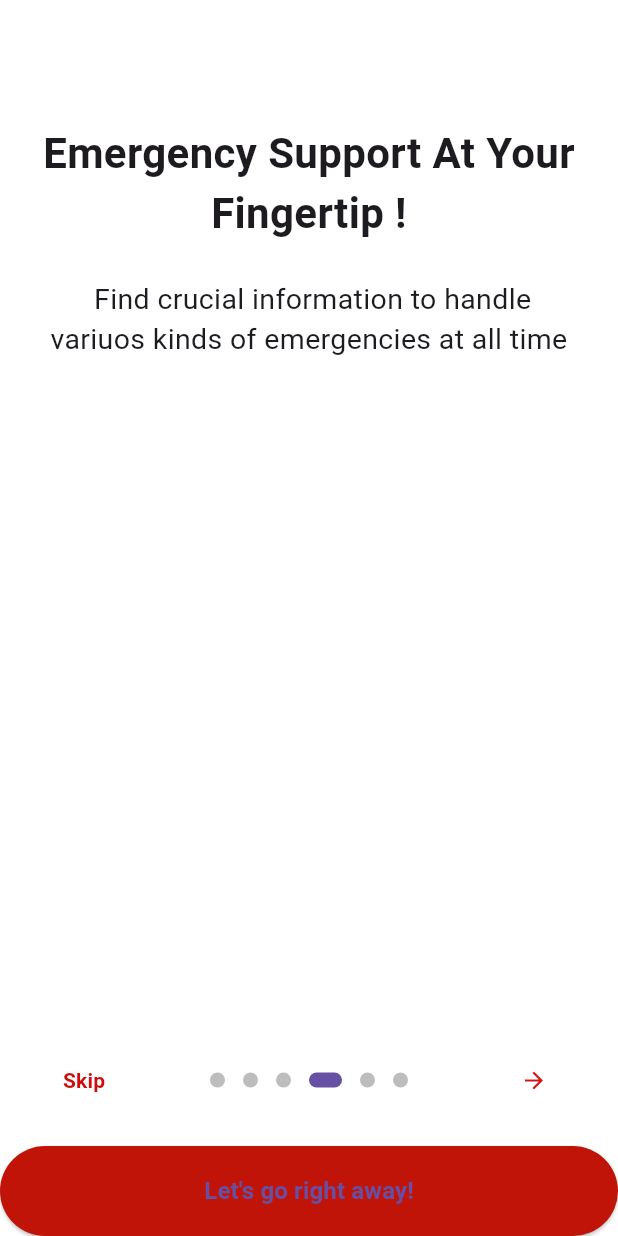
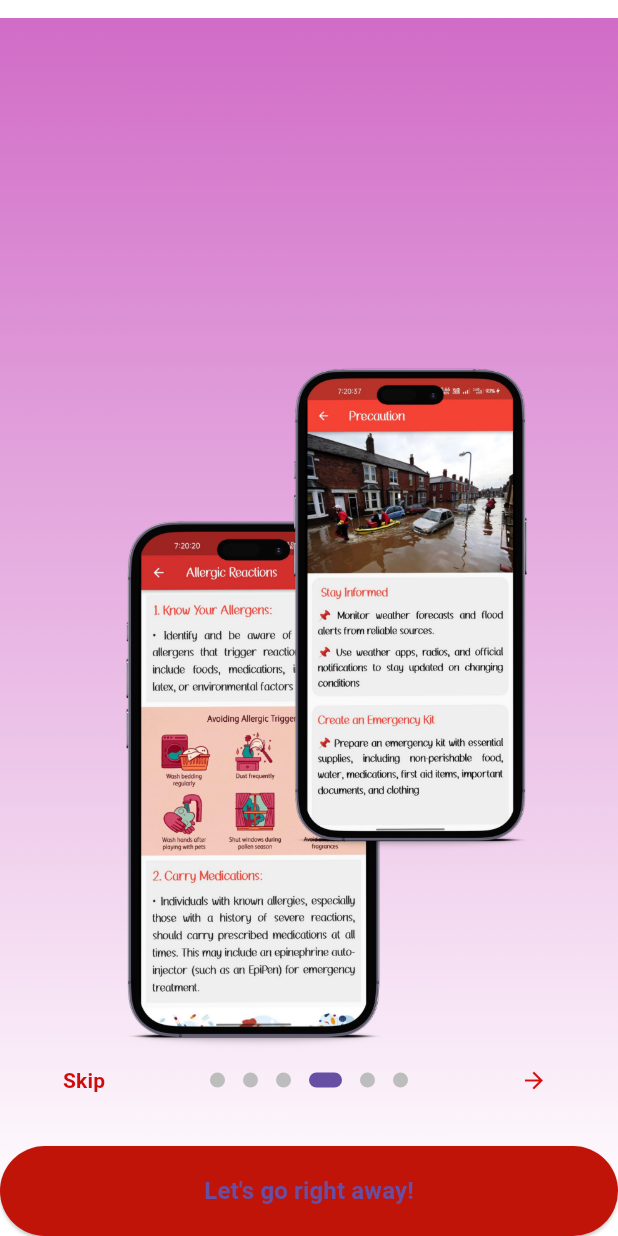
Before and after one commit to HariOp6238/sos, a Flutter app: the IntroScreen widget shown alone on an empty page, opened directly, swiped to page 4, on a phone screen of 412 x 824 dp. Run offline on Flutter 3.47's test engine with Material 3 defaults, Android fonts, the phone set to English and light mode, and no system bars; drawn by our look-alikes of introduction_screen; our stand-ins replace audioplayers, contacts_service, geocoding, geolocator, hive, hive_flutter and 6 more; missing offline and left inert: tab_container; accounts and stored records are empty; project files that could hold a hidden picture were left out.

Commit message:
intro chnage

```diff
--- a/lib/view/introscreen/IntroScreen.dart
+++ b/lib/view/introscreen/IntroScreen.dart
@@ -31,15 +31,15 @@ class IntroScreenState extends State<IntroScreen> {
 
   @override
   Widget build(BuildContext context) {
-    const bodyStyle = TextStyle(fontSize: 19.0);
+    // const bodyStyle = TextStyle(fontSize: 19.0);
 
     const pageDecoration = PageDecoration(
-      titleTextStyle: TextStyle(fontSize: 28.0, fontWeight: FontWeight.w700),
-      bodyTextStyle: bodyStyle,
-      bodyPadding: EdgeInsets.fromLTRB(16.0, 0.0, 16.0, 16.0),
-      pageColor: Colors.white,
-      //imagePadding: EdgeInsets.zero,
-    );
+        // titleTextStyle: TextStyle(fontSize: 28.0, fontWeight: FontWeight.w700),
+        // bodyTextStyle: bodyStyle,
+        // bodyPadding: EdgeInsets.fromLTRB(16.0, 0.0, 16.0, 16.0),
+        // pageColor: Colors.white,
+        //imagePadding: EdgeInsets.zero,
+        );
 
     return IntroductionScreen(
       key: introKey,
@@ -69,9 +69,11 @@ class IntroScreenState extends State<IntroScreen> {
                   height: 800,
                   width: double.infinity,
                   child: Image.asset('assets/c1.png', fit: BoxFit.cover))),
-          title: "Welcome to Rapid Responce!",
-          body:
-              " Your ultimate companion for staying safe and prepared in any situation,Your safety is our priority",
+          title: "",
+          // Welcome to Rapid Responce!
+
+          body: "",
+          //  Your ultimate companion for staying safe and prepared in any situation,Your safety is our priority,
           decoration: pageDecoration.copyWith(
             contentMargin: const EdgeInsets.symmetric(horizontal: 16),
             fullScreen: true,
@@ -91,9 +93,11 @@ class IntroScreenState extends State<IntroScreen> {
                     'assets/c2.png',
                     fit: BoxFit.cover,
                   ))),
-          title: "SOS Button !",
-          body:
-              "There is a SOS button for emergencies.After pressing that butoon an alert call or message will be sent",
+          title: ""
+          // SOS Button !
+          ,
+          body: "",
+          //There is a SOS button for emergencies.After pressing that butoon an alert call or message will be sent,
           decoration: pageDecoration.copyWith(
             contentMargin: const EdgeInsets.symmetric(horizontal: 16),
             fullScreen: true,
@@ -114,9 +118,11 @@ class IntroScreenState extends State<IntroScreen> {
                     'assets/c3.png',
                     fit: BoxFit.cover,
                   ))),
-          title: "Personalized  Emergency Contacts !",
-          body:
-              "There are 2 categories in contact Genaral and Personal. We can add the desired contacts in personal and In general you can see the emergency contacts like Polica,Fire Force,Disaster Management",
+          title: ""
+          // Personalized  Emergency Contacts !
+          ,
+          body: "",
+          //There are 2 categories in contact Genaral and Personal. We can add the desired contacts in personal and In general you can see the emergency contacts like Polica,Fire Force,Disaster Management
           decoration: pageDecoration.copyWith(
             contentMargin: const EdgeInsets.symmetric(horizontal: 16),
             fullScreen: true,
@@ -137,9 +143,12 @@ class IntroScreenState extends State<IntroScreen> {
                     'assets/c4.png',
                     fit: BoxFit.cover,
                   ))),
-          title: "Emergency Support At Your Fingertip !",
-          body:
-              " Find crucial information to handle variuos kinds of emergencies at all time",
+          title: "",
+
+          // Emergency Support At Your Fingertip !
+          body: "",
+
+          // Find crucial information to handle variuos kinds of emergencies at all time
           decoration: pageDecoration.copyWith(
             contentMargin: const EdgeInsets.symmetric(horizontal: 16),
             fullScreen: true,
@@ -160,9 +169,12 @@ class IntroScreenState extends State<IntroScreen> {
                     "assets/c5.png",
                     fit: BoxFit.cover,
                   ))),
-          title: "Real Time News",
-          body:
-              "We bring recent natural disasters news and update special reports to all users",
+          title: "",
+
+          // Real Time News
+          body: "",
+
+          // We bring recent natural disasters news and update special reports to all users
           decoration: pageDecoration.copyWith(
             contentMargin: const EdgeInsets.symmetric(horizontal: 16),
             fullScreen: true,
@@ -183,8 +195,12 @@ class IntroScreenState extends State<IntroScreen> {
                     'assets/c6.png',
                     fit: BoxFit.cover,
                   ))),
-          title: "Prsonolized Theme",
-          body: "You can switch theme as your need",
+          title: "",
+
+          // Prsonolized Theme
+          body: "",
+
+          // You can switch theme as your need
           decoration: pageDecoration.copyWith(
             contentMargin: const EdgeInsets.symmetric(horizontal: 16),
             fullScreen: true,
```
